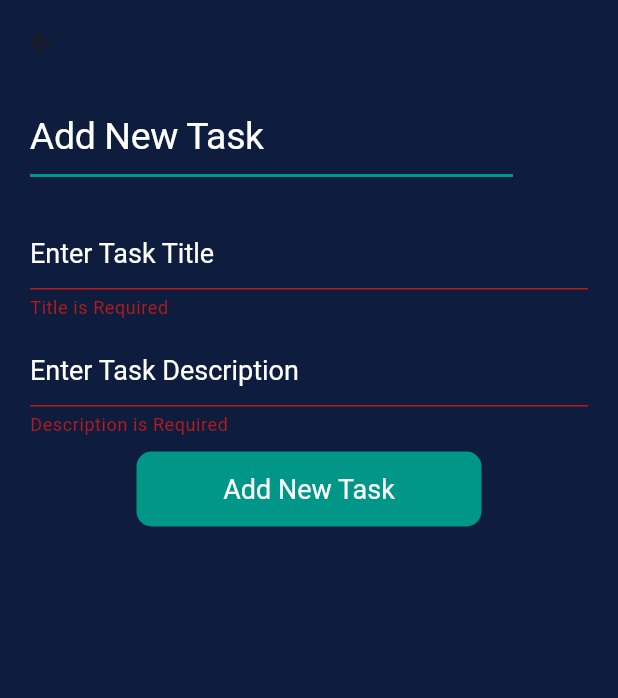
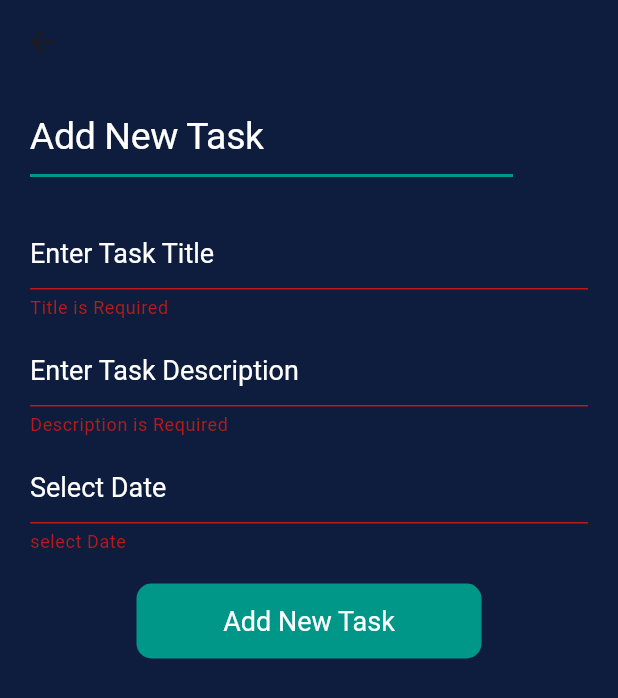
Before and after one commit to Faisal-Erakottil/ToDo_Application, a Flutter app: the AddTaskView screen opened by its route, after a tap on "Add New Task", on a phone screen of 412 x 824 dp. Shown: the top 698 px of the screen. Run offline on Flutter 3.47's test engine with Material 3 defaults, Android fonts, the phone set to English and light mode, and no system bars; our stand-ins replace cloud_firestore, firebase_auth, firebase_core, shared_preferences; accounts and stored records are empty; generated files the repository leaves out were written again.

```diff
--- a/lib/main.dart
+++ b/lib/main.dart
@@ -32,6 +32,7 @@ class MyApp extends StatelessWidget {
       },
       theme: ThemeData(
         textTheme: TextTheme(
+
           displayLarge: TextStyle(color: Colors.white, fontSize: 25),
           displayMedium: TextStyle(color: Colors.white, fontSize: 18),
           displaySmall: TextStyle(color: Colors.white, fontSize: 14),
@@ -40,6 +41,7 @@ class MyApp extends StatelessWidget {
         appBarTheme: AppBarTheme(backgroundColor: Color(0xff0E1D3E)),
         colorScheme: ColorScheme.fromSeed(seedColor: Colors.deepPurple),
       ),
+
       //home: Loginview(),
     );
   }
--- a/lib/screens/add_task_page.dart
+++ b/lib/screens/add_task_page.dart
@@ -16,6 +16,7 @@ class AddTaskView extends StatefulWidget {
 class _AddTaskViewState extends State<AddTaskView> {
   final TextEditingController _titleController = TextEditingController();
   final TextEditingController _descriptionController = TextEditingController();
+  final TextEditingController _dateController = TextEditingController();
   final TaskService _taskService = TaskService();
   bool _edit = false;
 
@@ -121,6 +122,33 @@ class _AddTaskViewState extends State<AddTaskView> {
                   ),
                 ),
                 const SizedBox(height: 10),
+                /////////////////////////////////////////////////////
+                TextFormField(
+                  style: theamdata.textTheme.displayMedium,
+                  controller: _dateController,
+                  validator: (value) {
+                    if (value!.isEmpty) {
+                      return "select Date";
+                    }
+                    return null;
+                  },
+                  cursorColor: Colors.tealAccent,
+                  decoration: InputDecoration(
+                    hintText: "Select Date",
+
+                    hintStyle: theamdata.textTheme.displayMedium,
+                    enabledBorder: OutlineInputBorder(
+                      borderRadius: BorderRadius.circular(10),
+                      borderSide: BorderSide(color: Colors.white),
+                    ),
+                    focusedBorder: OutlineInputBorder(
+                      borderRadius: BorderRadius.circular(10),
+                      borderSide: BorderSide(color: Colors.white),
+                    ),
+                  ),
+                ),
+                /////////////////////////
+                SizedBox(height: 20),
                 Center(
                   child: GestureDetector(
                     onTap: () {
@@ -132,9 +160,10 @@ class _AddTaskViewState extends State<AddTaskView> {
                             body: _descriptionController.text,
                             status: 1,
                             createdAt: DateTime.now(),
-
                           );
-                          _taskService.updateTask(_taskmodel).then((value)=>Navigator.pop(context));
+                          _taskService
+                              .updateTask(_taskmodel)
+                              .then((value) => Navigator.pop(context));
                         } else {
                           _addTask();
                         }
```
Also changed, not shown: 1 other file.
